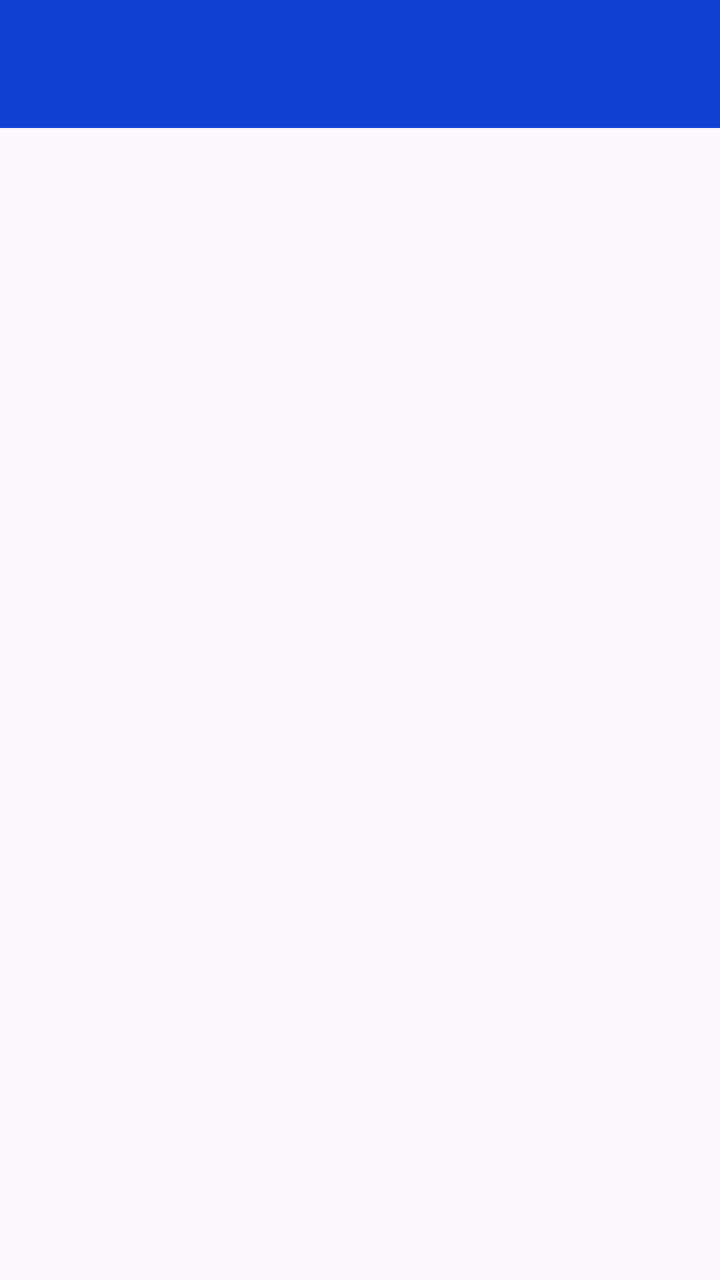
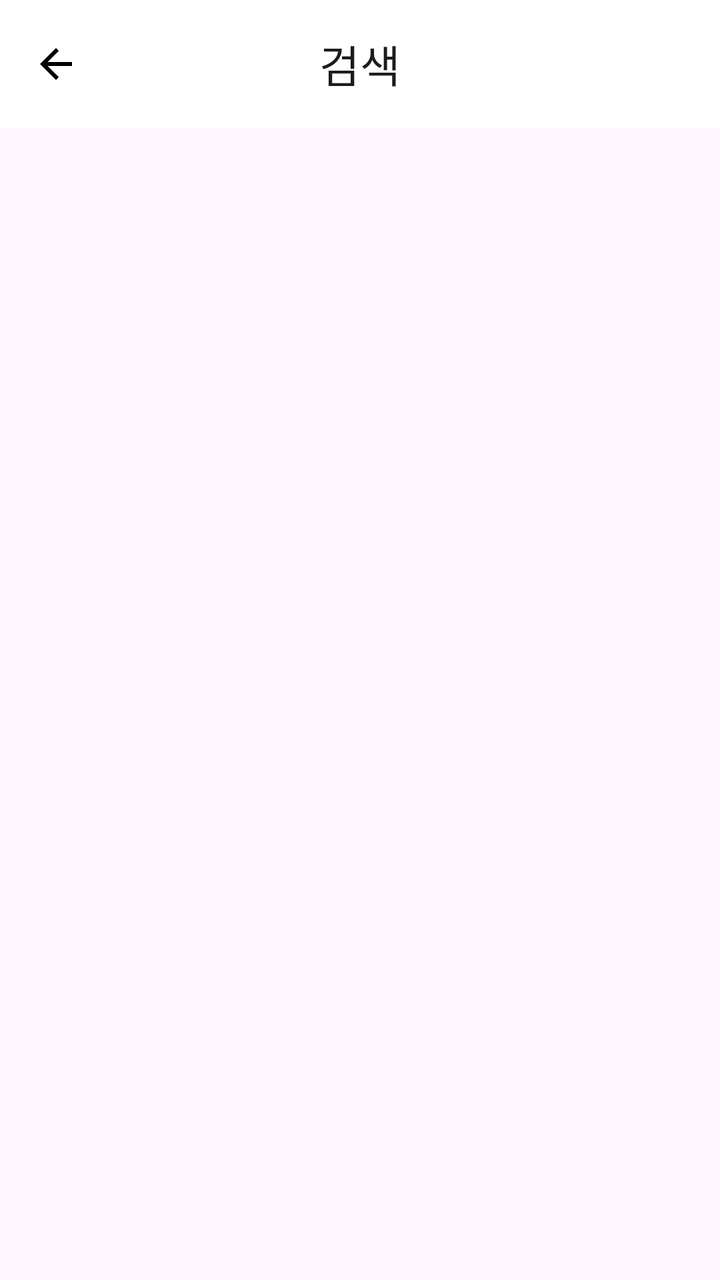

Before-and-after screenshots of an Android layout around one commit, followed by the original layout XML and the change that was made.
<!-- AndroidManifest.xml: application theme Theme.YamooWikiProject -->
<!-- res/layout/fragment_search.xml -->
<?xml version="1.0" encoding="utf-8"?>
<androidx.constraintlayout.widget.ConstraintLayout xmlns:android="http://schemas.android.com/apk/res/android"
    xmlns:app="http://schemas.android.com/apk/res-auto"
    xmlns:tools="http://schemas.android.com/tools"
    android:layout_width="match_parent"
    android:layout_height="match_parent"
    tools:context=".ui.search.SearchFragment">

    <com.google.android.material.appbar.MaterialToolbar
        android:id="@+id/materialToolbar"
        android:layout_width="match_parent"
        android:layout_height="wrap_content"
        android:background="?attr/colorPrimary"
        android:minHeight="?attr/actionBarSize"
        android:theme="?attr/actionBarTheme"
        app:layout_constraintEnd_toEndOf="parent"
        app:layout_constraintStart_toStartOf="parent"
        app:layout_constraintTop_toTopOf="parent" />

    <androidx.recyclerview.widget.RecyclerView
        android:id="@+id/recyclerView"
        android:layout_width="match_parent"
        android:layout_height="0dp"
        app:layout_constraintBottom_toBottomOf="parent"
        app:layout_constraintEnd_toEndOf="parent"
        app:layout_constraintStart_toStartOf="parent"
        app:layout_constraintTop_toBottomOf="@+id/materialToolbar" />
</androidx.constraintlayout.widget.ConstraintLayout>
<!-- resources referenced by this layout -->
<resources>
  <style name="Theme.YamooWikiProject" parent="Base.Theme.YamooWikiProject" />
  <style name="Base.Theme.YamooWikiProject" parent="Theme.Material3.DayNight.NoActionBar">
          
          <item name="colorPrimary">@color/blue</item>
  
  
  
          <item name="android:statusBarColor">@color/white</item>
          <item name="android:windowLightStatusBar">true</item>
      </style>
  <color name="blue">#1041D3</color>
  <color name="white">#FFFFFFFF</color>
</resources>

<!-- the commit's change to res/layout/fragment_search.xml (unified diff, before → after) -->
@@ -10,9 +10,12 @@
         android:id="@+id/materialToolbar"
         android:layout_width="match_parent"
         android:layout_height="wrap_content"
-        android:background="?attr/colorPrimary"
+        android:background="@color/white"
         android:minHeight="?attr/actionBarSize"
         android:theme="?attr/actionBarTheme"
+        app:title="검색"
+        app:titleCentered="true"
+        app:navigationIcon="@drawable/baseline_arrow_back_24"
         app:layout_constraintEnd_toEndOf="parent"
         app:layout_constraintStart_toStartOf="parent"
         app:layout_constraintTop_toTopOf="parent" />
<!-- resource entries referenced after the edit -->
@@ -1,6 +1,7 @@
 <!-- resources referenced by this layout -->
 <resources>
   <style name="Theme.YamooWikiProject" parent="Base.Theme.YamooWikiProject" />
+  <color name="black">#FF000000</color>
   <style name="Base.Theme.YamooWikiProject" parent="Theme.Material3.DayNight.NoActionBar">
           
           <item name="colorPrimary">@color/blue</item>
@@ -12,5 +13,11 @@
       </style>
   <color name="blue">#1041D3</color>
   <color name="white">#FFFFFFFF</color>
+  <!-- drawable baseline_arrow_back_24 (drawable) -->
+  <vector android:autoMirrored="true" android:height="24dp"
+      android:tint="@color/black" android:viewportHeight="24"
+      android:viewportWidth="24" android:width="24dp" xmlns:android="http://schemas.android.com/apk/res/android">
+      <path android:fillColor="@android:color/white" android:pathData="M20,11H7.83l5.59,-5.59L12,4l-8,8 8,8 1.41,-1.41L7.83,13H20v-2z"/>
+  </vector>
 </resources>
 
